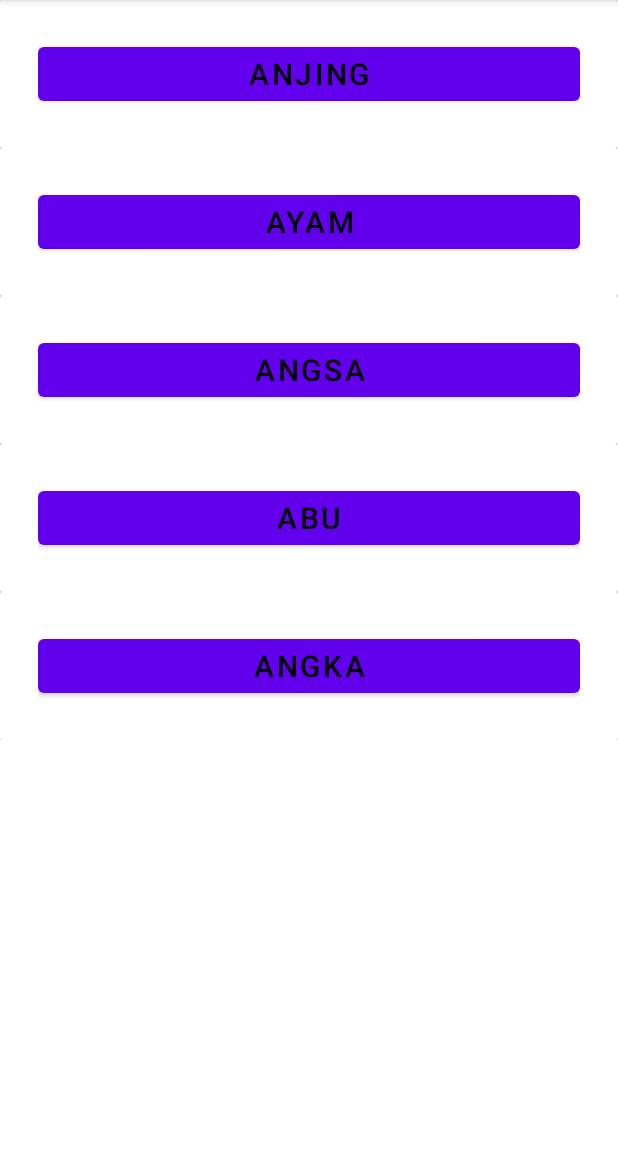
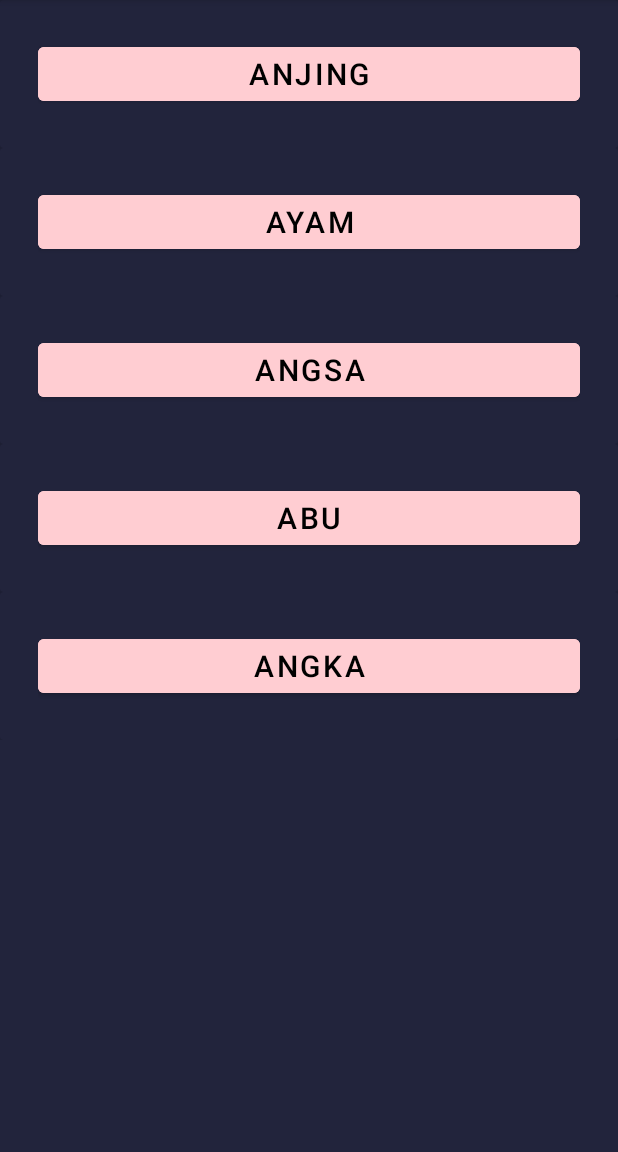
Before and after one commit to aghniqisthi/ChallengeChapter3, an Android app: the screen it shows after launch (MainActivity), after a tap on an icon or button, on a phone screen of 412 x 824 dp, the part 84-1236 px from its top. Run offline under Robolectric (Android 15) with nearby library versions, the phone set to English and light mode, and no system bars.

Commit message:
Commit Styling

```diff
--- a/app/src/main/res/layout/fragment_huruf.xml
+++ b/app/src/main/res/layout/fragment_huruf.xml
@@ -1,5 +1,6 @@
 <?xml version="1.0" encoding="utf-8"?>
 <FrameLayout
+    android:background="@color/yellow"
     xmlns:android="http://schemas.android.com/apk/res/android"
     xmlns:tools="http://schemas.android.com/tools"
     android:layout_width="match_parent"
--- a/app/src/main/res/layout/fragment_kata.xml
+++ b/app/src/main/res/layout/fragment_kata.xml
@@ -1,5 +1,7 @@
 <?xml version="1.0" encoding="utf-8"?>
-<FrameLayout xmlns:android="http://schemas.android.com/apk/res/android"
+<FrameLayout
+    android:background="@color/dark_blue"
+    xmlns:android="http://schemas.android.com/apk/res/android"
     xmlns:tools="http://schemas.android.com/tools"
     android:layout_width="match_parent"
     android:layout_height="match_parent"
--- a/app/src/main/res/layout/item_huruf.xml
+++ b/app/src/main/res/layout/item_huruf.xml
@@ -1,13 +1,16 @@
 <?xml version="1.0" encoding="utf-8"?>
 <androidx.cardview.widget.CardView
+    android:layout_margin="25dp"
+    android:background="@color/yellow"
     xmlns:android="http://schemas.android.com/apk/res/android"
     android:layout_width="wrap_content"
     android:layout_height="wrap_content">
 
     <RelativeLayout
-        android:layout_margin="25dp"
+        android:background="@color/yellow"
         android:layout_width="wrap_content"
         android:layout_height="wrap_content">
+
         <Button
             android:id="@+id/btnHuruf"
             android:layout_width="wrap_content"
@@ -15,6 +18,7 @@
             android:text="a"
             android:textAllCaps="true"
             android:textColor="@color/black"
+            android:backgroundTint="@color/blue_pastel"
             android:textSize="20sp" />
     </RelativeLayout>
 </androidx.cardview.widget.CardView>
--- a/app/src/main/res/layout/item_kata.xml
+++ b/app/src/main/res/layout/item_kata.xml
@@ -1,10 +1,12 @@
 <?xml version="1.0" encoding="utf-8"?>
 <androidx.cardview.widget.CardView
+    android:backgroundTint="@color/dark_blue"
     xmlns:android="http://schemas.android.com/apk/res/android"
     android:layout_width="wrap_content"
     android:layout_height="wrap_content">
     <RelativeLayout
         android:layout_margin="25dp"
+        android:background="@color/dark_blue"
         android:layout_width="wrap_content"
         android:layout_height="wrap_content">
         <Button
@@ -13,6 +15,7 @@
             android:layout_height="wrap_content"
             android:text="Anjing"
             android:textAllCaps="true"
+            android:backgroundTint="@color/pink"
             android:textColor="@color/black"
             android:textSize="20sp" />
     </RelativeLayout>
--- a/app/src/main/res/values/colors.xml
+++ b/app/src/main/res/values/colors.xml
@@ -7,4 +7,8 @@
     <color name="teal_700">#FF018786</color>
     <color name="black">#FF000000</color>
     <color name="white">#FFFFFFFF</color>
+    <color name="blue_pastel">#C5CAE9</color>
+    <color name="pink">#FFCDD2</color>
+    <color name="yellow">#FFFDEC</color>
+    <color name="dark_blue">#22243C</color>
 </resources>
```
